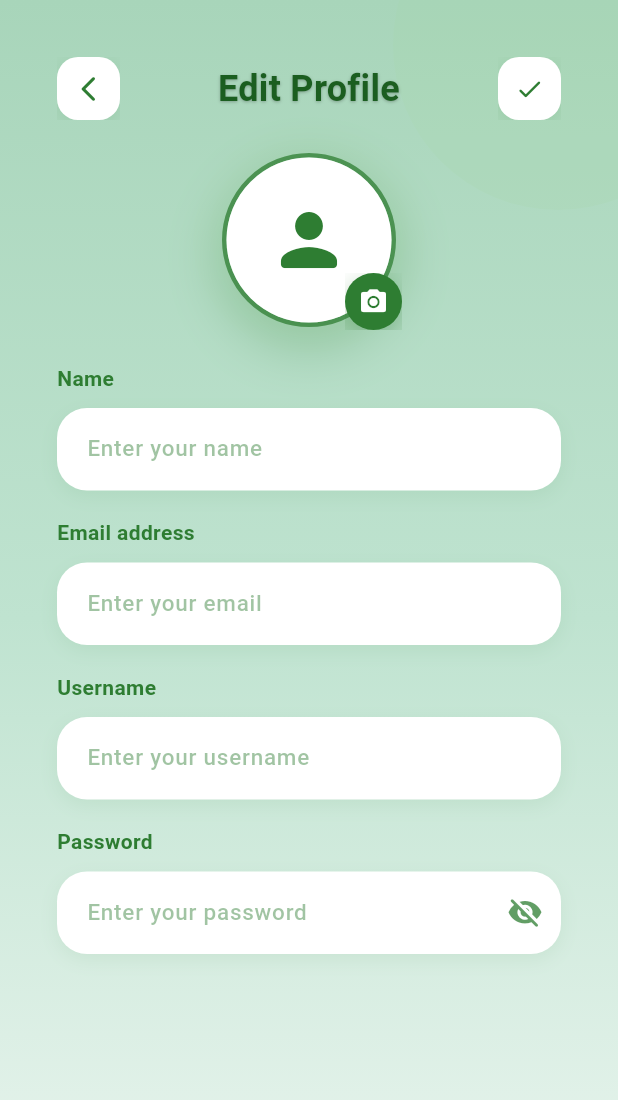
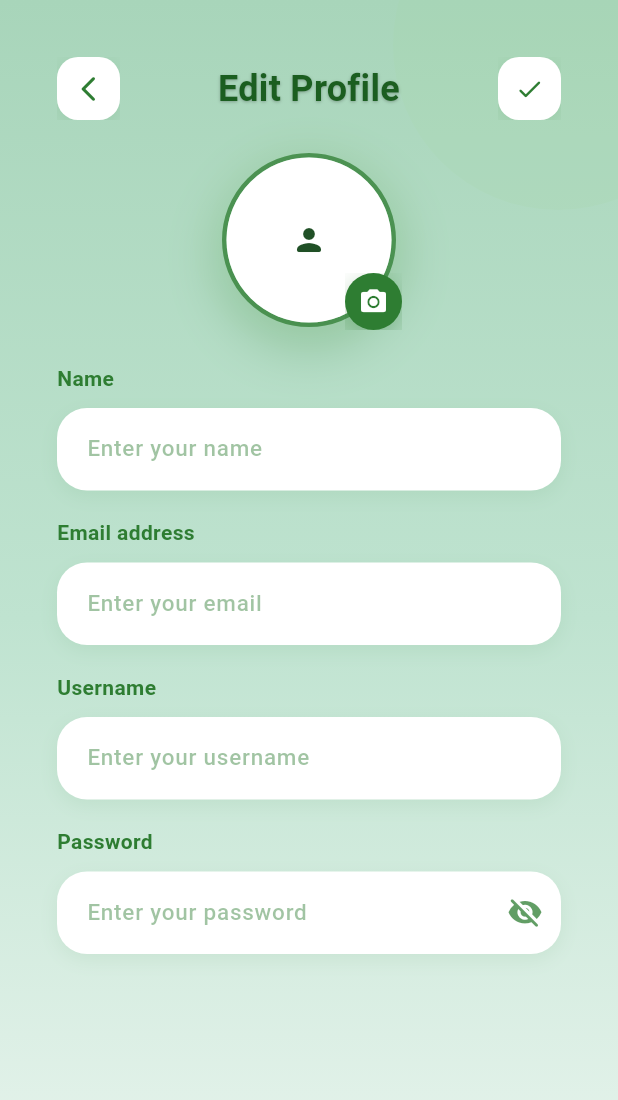
Before and after one commit to Mook028/moveit-app, a Flutter app: the EditProfileScreen screen opened directly, on a phone screen of 412 x 824 dp. Shown: the top 1100 px of the screen. Run offline on Flutter 3.47's test engine with Material 3 defaults, Android fonts, the phone set to English and light mode, and no system bars; our stand-ins replace cloud_firestore, firebase_auth, firebase_core, firebase_storage, go_router, image_picker and 1 more; accounts and stored records are empty.

Commit message:
Refactor code structure for improved readability and maintainability

```diff
--- a/lib/features/profile/edit_profile_screen.dart
+++ b/lib/features/profile/edit_profile_screen.dart
@@ -6,6 +6,7 @@ import 'package:image_picker/image_picker.dart';
 import 'package:provider/provider.dart';
 
 import '../../core/providers/app_provider.dart';
+import 'package:flutter/foundation.dart';
 
 class EditProfileScreen extends StatefulWidget {
   const EditProfileScreen({super.key});
@@ -17,13 +18,11 @@ class EditProfileScreen extends StatefulWidget {
 class _EditProfileScreenState extends State<EditProfileScreen> {
   static const Color _primaryGreen = Color(0xFF2E7D32);
   static const Color _lightGreen = Color(0xFFA5D6A7);
-  static const Color _backgroundGreen = Color(0xFFF1F8F4);
 
   final TextEditingController _nameController = TextEditingController();
   final TextEditingController _emailController = TextEditingController();
   final TextEditingController _usernameController = TextEditingController();
   final TextEditingController _passwordController = TextEditingController();
-  XFile? _selectedImage;
 
   bool _obscurePassword = true;
 
@@ -64,9 +63,8 @@ class _EditProfileScreenState extends State<EditProfileScreen> {
 
       if (pickedFile == null) return;
 
-      setState(() {
-        _selectedImage = pickedFile;
-      });
+      if (!mounted) return;
+      context.read<AppProvider>().setProfileImage(pickedFile.path);
     } catch (e) {
       debugPrint('Image pick error: $e');
     }
@@ -123,7 +121,7 @@ class _EditProfileScreenState extends State<EditProfileScreen> {
                     children: [
                       _buildTopBar(),
                       const SizedBox(height: 22),
-                      _buildAvatarSection(),
+                      _buildAvatarSection(context),
                       const SizedBox(height: 24),
                       _LabeledInputField(
                         label: 'Name',
@@ -159,7 +157,7 @@ class _EditProfileScreenState extends State<EditProfileScreen> {
                             _obscurePassword
                                 ? Icons.visibility_off_rounded
                                 : Icons.visibility_rounded,
-                            color: _primaryGreen.withOpacity(0.75),
+                            color: _primaryGreen.withValues(alpha: 0.75),
                           ),
                         ),
                       ),
@@ -205,7 +203,9 @@ class _EditProfileScreenState extends State<EditProfileScreen> {
     );
   }
 
-  Widget _buildAvatarSection() {
+  Widget _buildAvatarSection(BuildContext context) {
+    final imagePath = context.watch<AppProvider>().profileImagePath;
+
     return Center(
       child: Stack(
         clipBehavior: Clip.none,
@@ -216,34 +216,33 @@ class _EditProfileScreenState extends State<EditProfileScreen> {
             decoration: BoxDecoration(
               shape: BoxShape.circle,
               border: Border.all(
-                color: _primaryGreen.withOpacity(0.75),
+                color: _primaryGreen.withValues(alpha: 0.75),
                 width: 3,
               ),
               boxShadow: [
                 BoxShadow(
-                  color: _primaryGreen.withOpacity(0.26),
+                  color: _primaryGreen.withValues(alpha: 0.26),
                   blurRadius: 30,
                   spreadRadius: 2,
                   offset: const Offset(0, 12),
                 ),
                 BoxShadow(
-                  color: const Color(0xFFA5D6A7).withOpacity(0.35),
+                  color: const Color(0xFFA5D6A7).withValues(alpha: 0.35),
                   blurRadius: 22,
                   spreadRadius: 1,
                 ),
               ],
             ),
             child: CircleAvatar(
+              radius: 50,
               backgroundColor: Colors.white,
-              backgroundImage: _selectedImage != null
-                  ? FileImage(File(_selectedImage!.path))
+              backgroundImage: imagePath != null
+                  ? (kIsWeb
+                        ? NetworkImage(imagePath)
+                        : FileImage(File(imagePath)) as ImageProvider)
                   : null,
-              child: _selectedImage == null
-                  ? const Icon(
-                      Icons.person_rounded,
-                      size: 56,
-                      color: _primaryGreen,
-                    )
+              child: imagePath == null
+                  ? const Icon(Icons.person_rounded)
                   : null,
             ),
           ),
@@ -263,7 +262,7 @@ class _EditProfileScreenState extends State<EditProfileScreen> {
                     color: _primaryGreen,
                     boxShadow: [
                       BoxShadow(
-                        color: _primaryGreen.withOpacity(0.35),
+                        color: _primaryGreen.withValues(alpha: 0.35),
                         blurRadius: 14,
                         offset: const Offset(0, 6),
                       ),
@@ -293,7 +292,7 @@ class _EditProfileScreenState extends State<EditProfileScreen> {
       height: size,
       decoration: BoxDecoration(
         shape: BoxShape.circle,
-        color: color.withOpacity(alpha),
+        color: color.withValues(alpha: alpha),
       ),
     );
   }
@@ -338,7 +337,7 @@ class _LabeledInputField extends StatelessWidget {
             borderRadius: BorderRadius.circular(20),
             boxShadow: [
               BoxShadow(
-                color: _primaryGreen.withOpacity(0.08),
+                color: _primaryGreen.withValues(alpha: 0.08),
                 blurRadius: 10,
                 offset: const Offset(0, 4),
               ),
@@ -356,7 +355,7 @@ class _LabeledInputField extends StatelessWidget {
             decoration: InputDecoration(
               hintText: hintText,
               hintStyle: TextStyle(
-                color: _primaryGreen.withOpacity(0.45),
+                color: _primaryGreen.withValues(alpha: 0.45),
                 fontWeight: FontWeight.w500,
               ),
               suffixIcon: suffixIcon,
@@ -375,7 +374,7 @@ class _LabeledInputField extends StatelessWidget {
               focusedBorder: OutlineInputBorder(
                 borderRadius: BorderRadius.circular(20),
                 borderSide: BorderSide(
-                  color: _primaryGreen.withOpacity(0.20),
+                  color: _primaryGreen.withValues(alpha: 0.20),
                   width: 1.0,
                 ),
               ),
@@ -410,7 +409,7 @@ class _RoundIconButton extends StatelessWidget {
             color: Colors.white,
             boxShadow: [
               BoxShadow(
-                color: _primaryGreen.withOpacity(0.14),
+                color: _primaryGreen.withValues(alpha: 0.14),
                 blurRadius: 12,
                 offset: const Offset(0, 4),
               ),
--- a/lib/services/auth_service.dart
+++ b/lib/services/auth_service.dart
@@ -71,7 +71,7 @@ class AuthService {
       );
     }
 
-    await currentUser.updateEmail(newEmail.trim());
+    await currentUser.verifyBeforeUpdateEmail(newEmail.trim());
   }
 
   Future<void> updatePassword(String newPassword) async {
--- a/pubspec.yaml
+++ b/pubspec.yaml
@@ -39,7 +39,7 @@ dependencies:
   cloud_firestore: ^4.15.0
   firebase_storage: ^11.7.7
   image_picker: ^1.1.2
-  shared_preferences: ^2.3.2
+  shared_preferences: ^2.2.2
 
 dev_dependencies:
   flutter_test:
```
Also changed, not shown: lib/core/providers/app_provider.dart (+18 -1 lines), lib/features/auth/login_screen.dart (+41 -25 lines), lib/features/home/home_screen.dart (+0 -26 lines), lib/features/profile/profile_screen.dart (+23 -28 lines), lib/main.dart (+8 -1 lines), lib/widgets/mood_button.dart (+7 -7 lines), assets/images/world-map.jpg (added), 9 other files.
